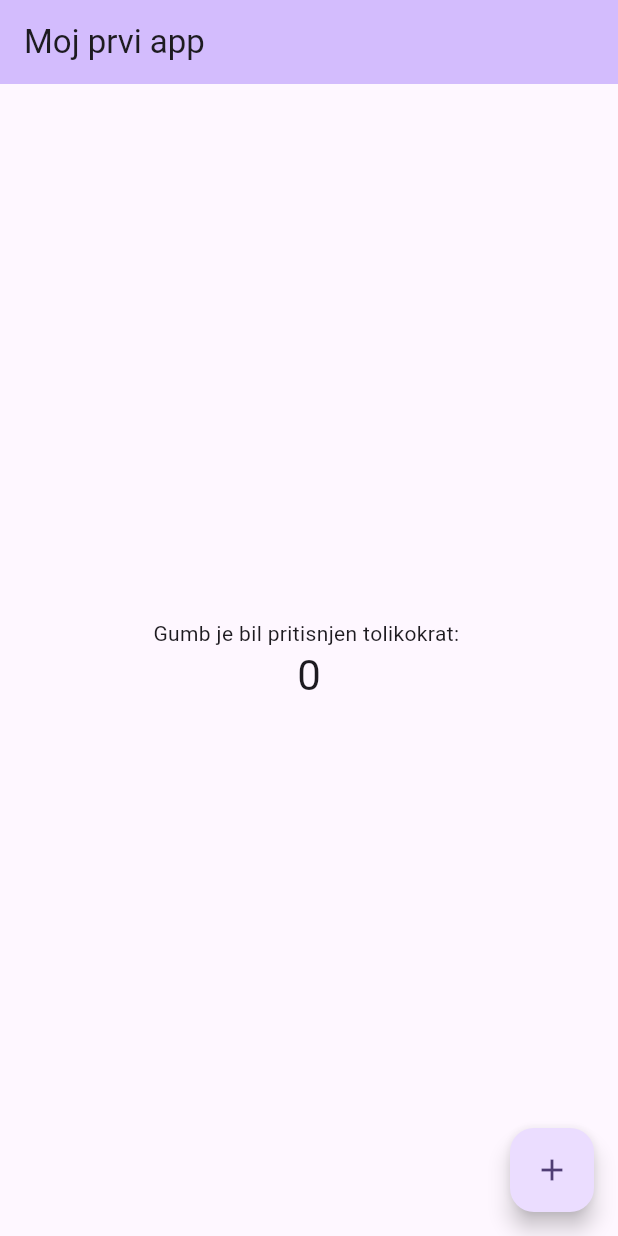
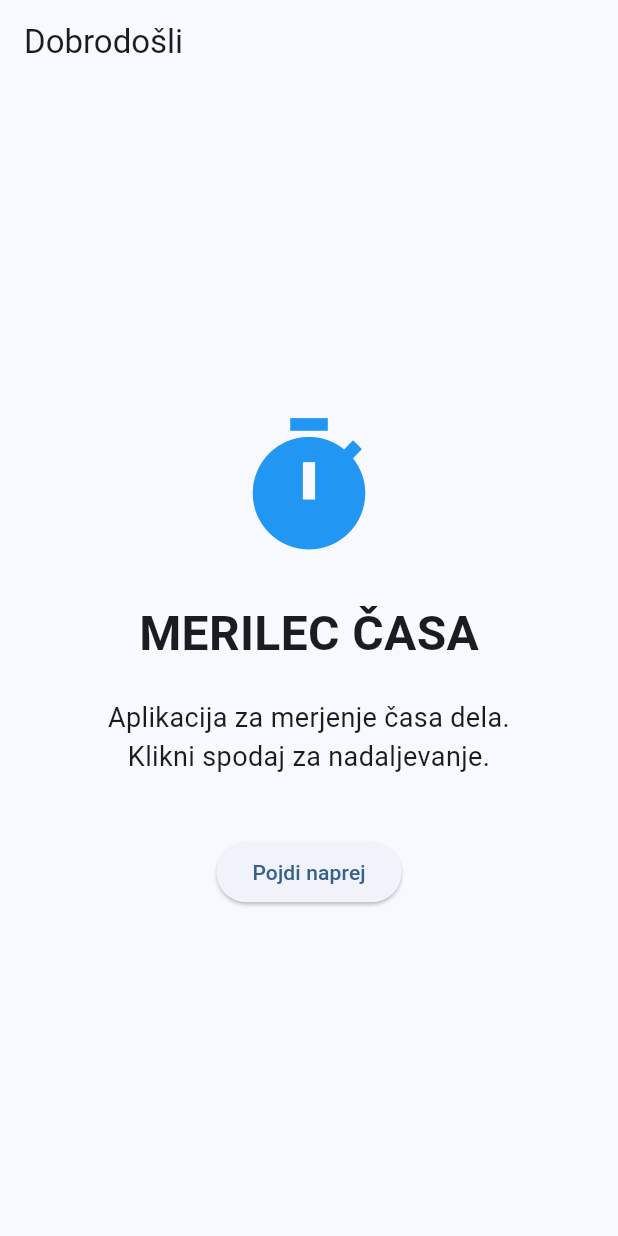
Before and after one commit to er-reme12/flutter_aplikacija_1, a Flutter app: the screen it shows after launch, on a phone screen of 412 x 824 dp. Run offline on Flutter 3.47's test engine with Material 3 defaults, Android fonts, the phone set to English and light mode, and no system bars.

Commit message:
Posodobljen main in dodan timer zaslon

```diff
--- a/lib/main.dart
+++ b/lib/main.dart
@@ -1,4 +1,5 @@
 import 'package:flutter/material.dart';
+import 'merilec_zaslon.dart';
 
 void main() {
   runApp(const MyApp());
@@ -7,117 +8,78 @@ void main() {
 class MyApp extends StatelessWidget {
   const MyApp({super.key});
 
-  // This widget is the root of your application.
   @override
   Widget build(BuildContext context) {
     return MaterialApp(
-      title: 'Flutter App Erik Remetic',
+      title: 'Merilec časa',
+      debugShowCheckedModeBanner: false,
       theme: ThemeData(
-        // This is the theme of your application.
-        //
-        // TRY THIS: Try running your application with "flutter run". You'll see
-        // the application has a purple toolbar. Then, without quitting the app,
-        // try changing the seedColor in the colorScheme below to Colors.green
-        // and then invoke "hot reload" (save your changes or press the "hot
-        // reload" button in a Flutter-supported IDE, or press "r" if you used
-        // the command line to start the app).
-        //
-        // Notice that the counter didn't reset back to zero; the application
-        // state is not lost during the reload. To reset the state, use hot
-        // restart instead.
-        //
-        // This works for code too, not just values: Most code changes can be
-        // tested with just a hot reload.
-        colorScheme: .fromSeed(seedColor: Colors.deepPurple),
+        colorScheme: ColorScheme.fromSeed(seedColor: Colors.blue),
+        useMaterial3: true,
       ),
-      home: const MyHomePage(title: 'Moj prvi app'),
+      home: const IntroScreen(),
     );
   }
 }
 
-class MyHomePage extends StatefulWidget {
-  const MyHomePage({super.key, required this.title});
-
-  // This widget is the home page of your application. It is stateful, meaning
-  // that it has a State object (defined below) that contains fields that affect
-  // how it looks.
-
-  // This class is the configuration for the state. It holds the values (in this
-  // case the title) provided by the parent (in this case the App widget) and
-  // used by the build method of the State. Fields in a Widget subclass are
-  // always marked "final".
-
-  final String title;
-
-  @override
-  State<MyHomePage> createState() => _MyHomePageState();
-}
-
-class _MyHomePageState extends State<MyHomePage> {
-  int _counter = 0;
-
-  void _incrementCounter() {
-    setState(() {
-      // This call to setState tells the Flutter framework that something has
-      // changed in this State, which causes it to rerun the build method below
-      // so that the display can reflect the updated values. If we changed
-      // _counter without calling setState(), then the build method would not be
-      // called again, and so nothing would appear to happen.
-      _counter++;
-    });
-  }
+/// PRVI ZASLON
+class IntroScreen extends StatelessWidget {
+  const IntroScreen({super.key});
 
   @override
   Widget build(BuildContext context) {
-    // This method is rerun every time setState is called, for instance as done
-    // by the _incrementCounter method above.
-    //
-    // The Flutter framework has been optimized to make rerunning build methods
-    // fast, so that you can just rebuild anything that needs updating rather
-    // than having to individually change instances of widgets.
     return Scaffold(
       appBar: AppBar(
-        // TRY THIS: Try changing the color here to a specific color (to
-        // Colors.amber, perhaps?) and trigger a hot reload to see the AppBar
-        // change color while the other colors stay the same.
-        backgroundColor: Theme.of(context).colorScheme.inversePrimary,
-        // Here we take the value from the MyHomePage object that was created by
-        // the App.build method, and use it to set our appbar title.
-        title: Text(widget.title),
+        title: const Text("Dobrodošli"),
       ),
       body: Center(
-        // Center is a layout widget. It takes a single child and positions it
-        // in the middle of the parent.
-        child: Column(
-          // Column is also a layout widget. It takes a list of children and
-          // arranges them vertically. By default, it sizes itself to fit its
-          // children horizontally, and tries to be as tall as its parent.
-          //
-          // Column has various properties to control how it sizes itself and
-          // how it positions its children. Here we use mainAxisAlignment to
-          // center the children vertically; the main axis here is the vertical
-          // axis because Columns are vertical (the cross axis would be
-          // horizontal).
-          //
-          // TRY THIS: Invoke "debug painting" (choose the "Toggle Debug Paint"
-          // action in the IDE, or press "p" in the console), to see the
-          // wireframe for each widget.
-          mainAxisAlignment: .center,
-          children: [
-            const Text('Gumb je bil pritisnjen tolikokrat: '),
-            Text(
-              '$_counter',
-              style: Theme.of(context).textTheme.headlineMedium,
-            ),
-          ],
+        child: Padding(
+          padding: const EdgeInsets.all(25),
+          child: Column(
+            mainAxisAlignment: MainAxisAlignment.center,
+            children: [
+              const Icon(
+                Icons.timer,
+                size: 100,
+                color: Colors.blue,
+              ),
+
+              const SizedBox(height: 25),
+
+              const Text(
+                "MERILEC ČASA",
+                style: TextStyle(
+                  fontSize: 32,
+                  fontWeight: FontWeight.bold,
+                ),
+              ),
+
+              const SizedBox(height: 20),
+
+              const Text(
+                "Aplikacija za merjenje časa dela.\n"
+                    "Klikni spodaj za nadaljevanje.",
+                textAlign: TextAlign.center,
+                style: TextStyle(fontSize: 18),
+              ),
+
+              const SizedBox(height: 40),
+
+              ElevatedButton(
+                onPressed: () {
+                  Navigator.push(
+                    context,
+                    MaterialPageRoute(
+                      builder: (context) => const TimerScreen(),
+                    ),
+                  );
+                },
+                child: const Text("Pojdi naprej"),
+              ),
+            ],
+          ),
         ),
       ),
-      floatingActionButton: FloatingActionButton(
-        onPressed: _incrementCounter,
-        tooltip: 'Increment',
-        child: const Icon(Icons.add),
-      ),
-
     );
   }
 }
```
Also changed, not shown: lib/merilec_zaslon.dart (added, +101 -0 lines).
